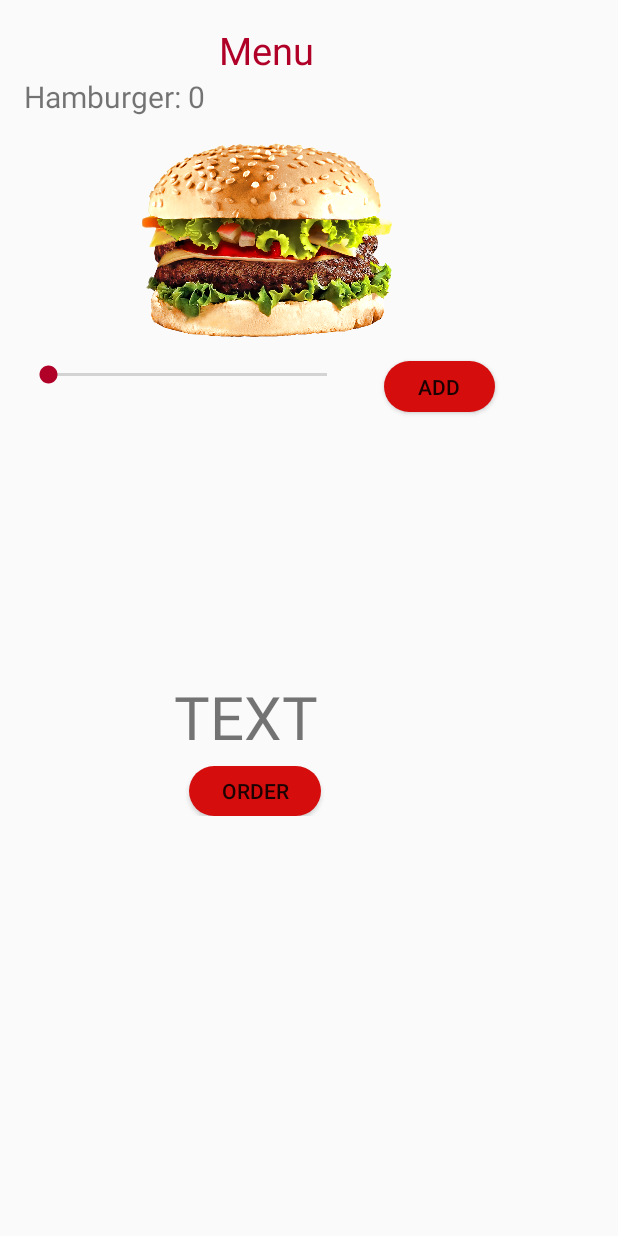
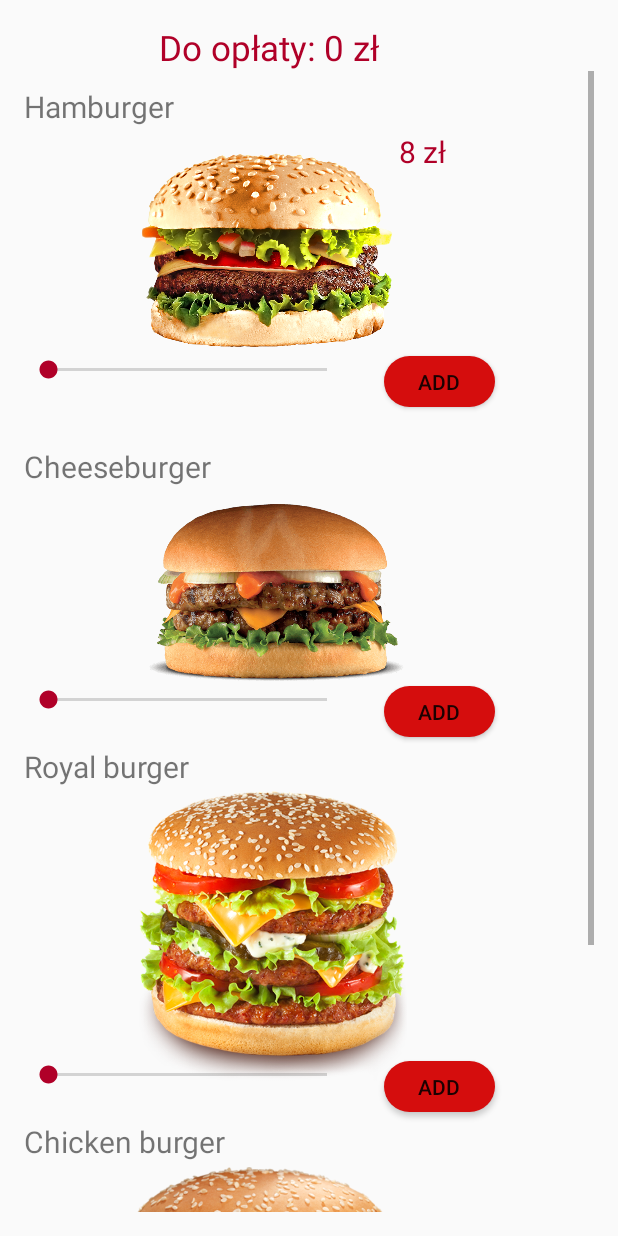
Before and after one commit to Den575/Android-aplikacja, an Android app: the Zamowienie screen opened directly, with no data from a screen before it, on a phone screen of 412 x 824 dp. Run offline under Robolectric (Android 15) with nearby library versions, the phone set to English and light mode, and no system bars.

Commit message:
nowe pozycji w menu

```diff
--- a/app/src/main/java/ng/com/obkm/bottomnavviewwithfragments/Zamowienie.java
+++ b/app/src/main/java/ng/com/obkm/bottomnavviewwithfragments/Zamowienie.java
@@ -9,10 +9,13 @@ import android.widget.TextView;
 
 public class Zamowienie extends AppCompatActivity implements View.OnClickListener {
 
-    TextView tvhamburger, tvCena;
-    Button btnHamburger, btnOrder;
-    SeekBar sbHamburger;
-    int ilH = 0;
+    TextView tvhamburger, tvCena, tvCheeseburger, tvRB, tvCB;
+    Button btnHamburger, btnOrder, btnCheeseburger, btnRB, btnCB;
+    SeekBar sbHamburger, sbCheeseburger, sbRB, sbCB;
+    int ilHamburger = 0;
+    int ilCheeseburger = 0;
+    int ilRB = 0;
+    int ilCB = 0;
     int cena =0;
 
     @Override
@@ -21,23 +24,91 @@ public class Zamowienie extends AppCompatActivity implements View.OnClickListene
         setContentView(R.layout.activity_zamowienie);
 
         sbHamburger = (SeekBar) findViewById(R.id.sbhamburger);
-        sbHamburger.setMax(5);
+        sbCheeseburger = (SeekBar) findViewById(R.id.sbCheeseburger);
+        sbRB = (SeekBar) findViewById(R.id.sbRB);
+        sbCB = (SeekBar) findViewById(R.id.sbCB);
+        sbHamburger.setMax(10);
+        sbCheeseburger.setMax(10);
+        sbRB.setMax(10);
+        sbCB.setMax(10);
 
         tvhamburger = (TextView) findViewById(R.id.tvhamburder);
-        tvhamburger.setText("Hamburger: 0");
+        tvCheeseburger = (TextView) findViewById(R.id.tvCheeseburger);
+        tvRB = (TextView) findViewById(R.id.tvRB);
+        tvCB = (TextView) findViewById(R.id.tvCB);
         tvCena = (TextView) findViewById(R.id.cena);
 
         btnHamburger = (Button) findViewById(R.id.btnhumburger);
         btnOrder = (Button) findViewById(R.id.btnOrder);
+        btnCheeseburger = (Button) findViewById(R.id.btnCheeseburger);
+        btnRB = (Button) findViewById(R.id.btnRB);
+        btnCB = (Button) findViewById(R.id.btnCB);
 
         btnHamburger.setOnClickListener(this);
         btnOrder.setOnClickListener(this);
+        btnCheeseburger.setOnClickListener(this);
+        btnRB.setOnClickListener(this);
+        btnCB.setOnClickListener(this);
+
+        sbCB.setOnSeekBarChangeListener(new SeekBar.OnSeekBarChangeListener() {
+            @Override
+            public void onProgressChanged(SeekBar seekBar, int i, boolean b) {
+                ilCB = i;
+                tvCB.setText("Chicken burger: " +String.valueOf(ilCB));
+            }
+
+            @Override
+            public void onStartTrackingTouch(SeekBar seekBar) {
+
+            }
+
+            @Override
+            public void onStopTrackingTouch(SeekBar seekBar) {
+
+            }
+        });
+
+        sbRB.setOnSeekBarChangeListener(new SeekBar.OnSeekBarChangeListener() {
+            @Override
+            public void onProgressChanged(SeekBar seekBar, int i, boolean b) {
+                ilRB = i;
+                tvRB.setText("Royal burger: "+ String.valueOf(ilRB));
+            }
+
+            @Override
+            public void onStartTrackingTouch(SeekBar seekBar) {
+
+            }
+
+            @Override
+            public void onStopTrackingTouch(SeekBar seekBar) {
+
+            }
+        });
+
+        sbCheeseburger.setOnSeekBarChangeListener(new SeekBar.OnSeekBarChangeListener() {
+            @Override
+            public void onProgressChanged(SeekBar seekBar, int i, boolean b) {
+                ilCheeseburger = i;
+                tvCheeseburger.setText("Cheeseburger: "+ String.valueOf(ilCheeseburger));
+            }
+
+            @Override
+            public void onStartTrackingTouch(SeekBar seekBar) {
+
+            }
+
+            @Override
+            public void onStopTrackingTouch(SeekBar seekBar) {
+
+            }
+        });
 
         sbHamburger.setOnSeekBarChangeListener(new SeekBar.OnSeekBarChangeListener() {
             @Override
             public void onProgressChanged(SeekBar seekBar, int i, boolean b) {
-                ilH = i;
-                tvhamburger.setText("Hamburger: " + String.valueOf(ilH));
+                ilHamburger = i;
+                tvhamburger.setText("Hamburger: " + String.valueOf(ilHamburger));
             }
 
             @Override
@@ -52,12 +123,25 @@ public class Zamowienie extends AppCompatActivity implements View.OnClickListene
         });
     }
 
+
+
     @Override
     public void onClick(View view) {
         switch (view.getId()){
             case R.id.btnhumburger:
-                cena+=ilH;
-                tvCena.setText(String.valueOf(cena)+"zł");
+                cena+=ilHamburger;
+                tvCena.setText("Do opłaty: "+ String.valueOf(cena)+" zł");
+                break;
+            case R.id.btnCheeseburger:
+                cena+=ilCheeseburger;
+                tvCena.setText("Do opłaty: "+ String.valueOf(cena)+" zł");
+                break;
+            case R.id.btnRB:
+                cena+=ilRB;
+                tvCena.setText("Do opłaty: "+ String.valueOf(cena)+" zł");
+            case R.id.btnCB:
+                cena+=ilCB;
+                tvCena.setText("Do opłaty: "+ String.valueOf(cena)+" zł");
         }
     }
 }
--- a/app/src/main/res/layout/activity_zamowienie.xml
+++ b/app/src/main/res/layout/activity_zamowienie.xml
@@ -12,11 +12,12 @@
     <TextView
         android:layout_width="wrap_content"
         android:layout_height="wrap_content"
-        android:text="Menu"
-        android:textSize="25dp"
-        android:layout_marginLeft="130dp"
+        android:text="Do opłaty: 0 zł"
+        android:textSize="23dp"
+        android:layout_marginLeft="90dp"
         android:textColor="@color/colorPrimary"
         android:textAlignment="center"
+        android:id="@+id/cena"
         />
 
 
@@ -32,11 +33,22 @@
             <TextView
                 android:id="@+id/tvhamburder"
                 android:layout_width="match_parent"
+                android:layout_marginTop="10dp"
                 android:layout_height="wrap_content"
                 android:text="Hamburger"
                 android:textSize="20dp"/>
 
+            <TextView
+                android:layout_width="188dp"
+                android:layout_height="55dp"
+                android:layout_marginLeft="250dp"
+                android:layout_marginTop="40dp"
+                android:text="8 zł"
+                android:textColor="@color/colorPrimary"
+                android:textSize="20dp" />
+
             <ImageView
+                android:layout_marginTop="10dp"
                 android:layout_width="186dp"
                 android:layout_height="221dp"
                 android:layout_marginLeft="70dp"
@@ -61,18 +73,100 @@
             <TextView
                 android:layout_width="wrap_content"
                 android:layout_height="wrap_content"
-                android:layout_marginTop="400dp"
-                android:text="TEXT"
-                android:textSize="40dp"
-                android:layout_marginLeft="100dp"
-                android:id="@+id/cena"/>
+                android:text="Cheeseburger"
+                android:layout_marginTop="250dp"
+                android:textSize="20dp"
+                android:id="@+id/tvCheeseburger"/>
+
+            <ImageView
+                android:layout_width="220dp"
+                android:layout_height="193dp"
+                android:layout_marginLeft="55dp"
+                android:layout_marginTop="250dp"
+                android:src="@drawable/zamowienie2" />
+
+            <SeekBar
+                android:id="@+id/sbCheeseburger"
+                android:layout_width="218dp"
+                android:layout_height="wrap_content"
+                android:layout_marginTop="410dp"
+                android:layout_weight="2" />
+
+            <Button
+                android:layout_width="74dp"
+                android:layout_height="34dp"
+                android:layout_marginLeft="240dp"
+                android:layout_marginTop="410dp"
+                android:background="@drawable/button_round"
+                android:text="Add"
+                android:id="@+id/btnCheeseburger"/>
+
+            <TextView
+                android:layout_width="wrap_content"
+                android:layout_height="wrap_content"
+                android:text="Royal burger"
+                android:layout_marginTop="450dp"
+                android:textSize="20dp"
+                android:id="@+id/tvRB"/>
+
+            <ImageView
+                android:layout_width="220dp"
+                android:layout_height="193dp"
+                android:layout_marginLeft="55dp"
+                android:layout_marginTop="480dp"
+                android:src="@drawable/zamowienie3" />
+
+            <SeekBar
+                android:id="@+id/sbRB"
+                android:layout_width="218dp"
+                android:layout_height="wrap_content"
+                android:layout_marginTop="660dp" />
+
+            <Button
+                android:layout_width="74dp"
+                android:layout_height="34dp"
+                android:layout_marginLeft="240dp"
+                android:layout_marginTop="660dp"
+                android:background="@drawable/button_round"
+                android:text="Add"
+                android:id="@+id/btnRB"/>
+
+            <TextView
+                android:layout_width="wrap_content"
+                android:layout_height="wrap_content"
+                android:text="Chicken burger"
+                android:layout_marginTop="700dp"
+                android:textSize="20dp"
+                android:id="@+id/tvCB"/>
+
+            <ImageView
+                android:layout_width="220dp"
+                android:layout_height="193dp"
+                android:layout_marginLeft="50dp"
+                android:layout_marginTop="700dp"
+                android:src="@drawable/zamowienie4" />
+
+            <SeekBar
+                android:id="@+id/sbCB"
+                android:layout_width="218dp"
+                android:layout_height="wrap_content"
+                android:layout_marginTop="870dp" />
+
+            <Button
+                android:layout_width="74dp"
+                android:layout_height="34dp"
+                android:layout_marginLeft="240dp"
+                android:layout_marginTop="870dp"
+                android:background="@drawable/button_round"
+                android:text="Add"
+                android:id="@+id/btnCB"/>
 
             <Button
                 android:id="@+id/btnOrder"
                 android:layout_width="wrap_content"
                 android:layout_height="33dp"
                 android:layout_marginLeft="110dp"
-                android:layout_marginTop="460dp"
+                android:layout_marginTop="960dp"
                 android:background="@drawable/button_round"
                 android:text="Order" />
 
```
Also changed, not shown: app/src/main/res/drawable/zamowienie2.png (added), app/src/main/res/drawable/zamowienie3.png (added), app/src/main/res/drawable/zamowienie4.png (added).
